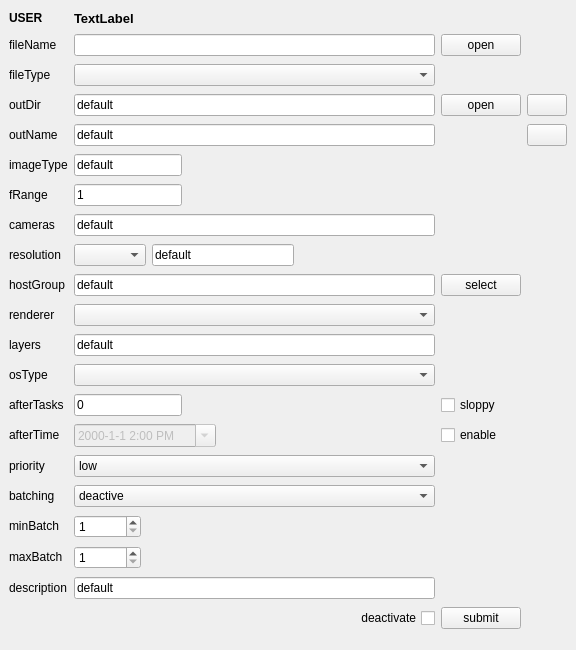
Before: the Qt Designer form rbhusUI/lib/rbhusSubmitMod.ui in aumanimationstudios/rbhus, drawn with Qt 5.
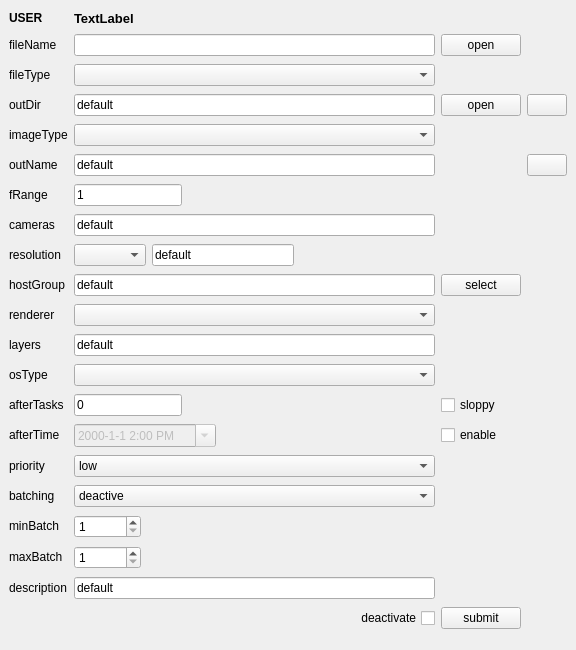
After: the same form once the commit is applied.

The edit to the form file:
```diff
--- a/rbhusUI/lib/rbhusSubmitMod.ui
+++ b/rbhusUI/lib/rbhusSubmitMod.ui
@@ -139,38 +139,6 @@
       </item>
      </widget>
     </item>
-    <item row="7" column="1">
-     <widget class="QLineEdit" name="lineEditImageType">
-      <property name="sizePolicy">
-       <sizepolicy hsizetype="Maximum" vsizetype="Fixed">
-        <horstretch>0</horstretch>
-        <verstretch>0</verstretch>
-       </sizepolicy>
-      </property>
-      <property name="toolTip">
-       <string/>
-      </property>
-      <property name="whatsThis">
-       <string>&lt;html&gt;&lt;head/&gt;&lt;body&gt;&lt;p&gt;type of image. &lt;/p&gt;&lt;p&gt;eg: PNG, MULTIEXR etc . &lt;/p&gt;&lt;p&gt;&lt;span style=&quot; font-style:italic; text-decoration: underline;&quot;&gt;note : image type depends on the command line interface of the program&lt;/span&gt;&lt;/p&gt;&lt;/body&gt;&lt;/html&gt;</string>
-      </property>
-      <property name="text">
-       <string>default</string>
-      </property>
-     </widget>
-    </item>
-    <item row="7" column="0">
-     <widget class="QLabel" name="labelImageType">
-      <property name="sizePolicy">
-       <sizepolicy hsizetype="Maximum" vsizetype="Fixed">
-        <horstretch>0</horstretch>
-        <verstretch>0</verstretch>
-       </sizepolicy>
-      </property>
-      <property name="text">
-       <string>imageType</string>
-      </property>
-     </widget>
-    </item>
     <item row="10" column="1">
      <layout class="QHBoxLayout" name="horizontalLayout">
       <item>
@@ -811,6 +779,29 @@
       </property>
      </widget>
     </item>
+    <item row="5" column="0">
+     <widget class="QLabel" name="labelImageType">
+      <property name="sizePolicy">
+       <sizepolicy hsizetype="Maximum" vsizetype="Fixed">
+        <horstretch>0</horstretch>
+        <verstretch>0</verstretch>
+       </sizepolicy>
+      </property>
+      <property name="text">
+       <string>imageType</string>
+      </property>
+     </widget>
+    </item>
+    <item row="5" column="1">
+     <widget class="QComboBox" name="comboImageType">
+      <property name="sizePolicy">
+       <sizepolicy hsizetype="Expanding" vsizetype="Fixed">
+        <horstretch>0</horstretch>
+        <verstretch>0</verstretch>
+       </sizepolicy>
+      </property>
+     </widget>
+    </item>
    </layout>
   </widget>
  </widget>
```
